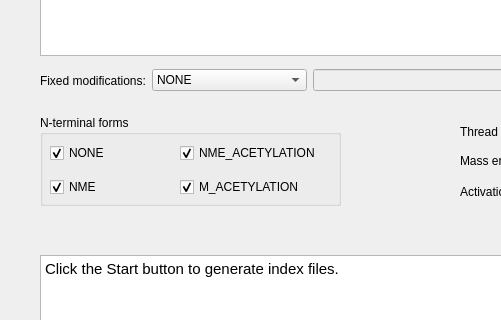
First picture: the form in src/gui/topindex/topindexdialog.ui, repository toppic-suite/toppic-suite, before the edit; both pictures show x 0 to 501 and y 185 to 505 of the 920 by 710 pixel window.
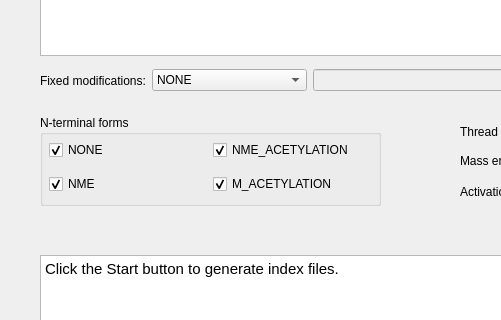
Second picture: the form after the edit. Icons and pictures are not drawn.

What changed in the file:
```diff
--- a/src/gui/topindex/topindexdialog.ui
+++ b/src/gui/topindex/topindexdialog.ui
@@ -355,64 +355,6 @@
      </item>
     </layout>
    </widget>
-   <widget class="QWidget" name="gridLayoutWidget">
-    <property name="geometry">
-     <rect>
-      <x>50</x>
-      <y>320</y>
-      <width>271</width>
-      <height>71</height>
-     </rect>
-    </property>
-    <layout class="QGridLayout" name="gridLayout">
-     <item row="1" column="0">
-      <widget class="QCheckBox" name="NMECheckBox">
-       <property name="text">
-        <string>NME</string>
-       </property>
-       <property name="checked">
-        <bool>true</bool>
-       </property>
-      </widget>
-     </item>
-     <item row="1" column="1">
-      <widget class="QCheckBox" name="MACCheckBox">
-       <property name="text">
-        <string>M_ACETYLATION</string>
-       </property>
-       <property name="checked">
-        <bool>true</bool>
-       </property>
-      </widget>
-     </item>
-     <item row="0" column="0">
-      <widget class="QCheckBox" name="NONECheckBox">
-       <property name="enabled">
-        <bool>true</bool>
-       </property>
-       <property name="text">
-        <string>NONE</string>
-       </property>
-       <property name="checked">
-        <bool>true</bool>
-       </property>
-       <property name="autoRepeat">
-        <bool>false</bool>
-       </property>
-      </widget>
-     </item>
-     <item row="0" column="1">
-      <widget class="QCheckBox" name="NMEACCheckBox">
-       <property name="text">
-        <string>NME_ACETYLATION</string>
-       </property>
-       <property name="checked">
-        <bool>true</bool>
-       </property>
-      </widget>
-     </item>
-    </layout>
-   </widget>
    <widget class="QWidget" name="horizontalLayoutWidget_3">
     <property name="geometry">
      <rect>
@@ -475,13 +417,71 @@
      <rect>
       <x>40</x>
       <y>300</y>
-      <width>301</width>
+      <width>341</width>
       <height>91</height>
      </rect>
     </property>
     <property name="title">
      <string>N-terminal forms</string>
     </property>
+    <widget class="QWidget" name="gridLayoutWidget">
+     <property name="geometry">
+      <rect>
+       <x>9</x>
+       <y>17</y>
+       <width>321</width>
+       <height>70</height>
+      </rect>
+     </property>
+     <layout class="QGridLayout" name="gridLayout">
+      <item row="0" column="0">
+       <widget class="QCheckBox" name="NONECheckBox">
+        <property name="enabled">
+         <bool>true</bool>
+        </property>
+        <property name="text">
+         <string>NONE</string>
+        </property>
+        <property name="checked">
+         <bool>true</bool>
+        </property>
+        <property name="autoRepeat">
+         <bool>false</bool>
+        </property>
+       </widget>
+      </item>
+      <item row="1" column="0">
+       <widget class="QCheckBox" name="NMECheckBox">
+        <property name="text">
+         <string>NME</string>
+        </property>
+        <property name="checked">
+         <bool>true</bool>
+        </property>
+       </widget>
+      </item>
+      <item row="0" column="1">
+       <widget class="QCheckBox" name="NMEACCheckBox">
+        <property name="text">
+         <string>NME_ACETYLATION</string>
+        </property>
+        <property name="checked">
+         <bool>true</bool>
+        </property>
+       </widget>
+      </item>
+      <item row="1" column="1">
+       <widget class="QCheckBox" name="MACCheckBox">
+        <property name="text">
+         <string>M_ACETYLATION</string>
+        </property>
+        <property name="checked">
+         <bool>true</bool>
+        </property>
+       </widget>
+      </item>
+     </layout>
+    </widget>
    </widget>
   </widget>
  </widget>
```
Left out of the diff: 12 changed lines with no effect on the pictures.
